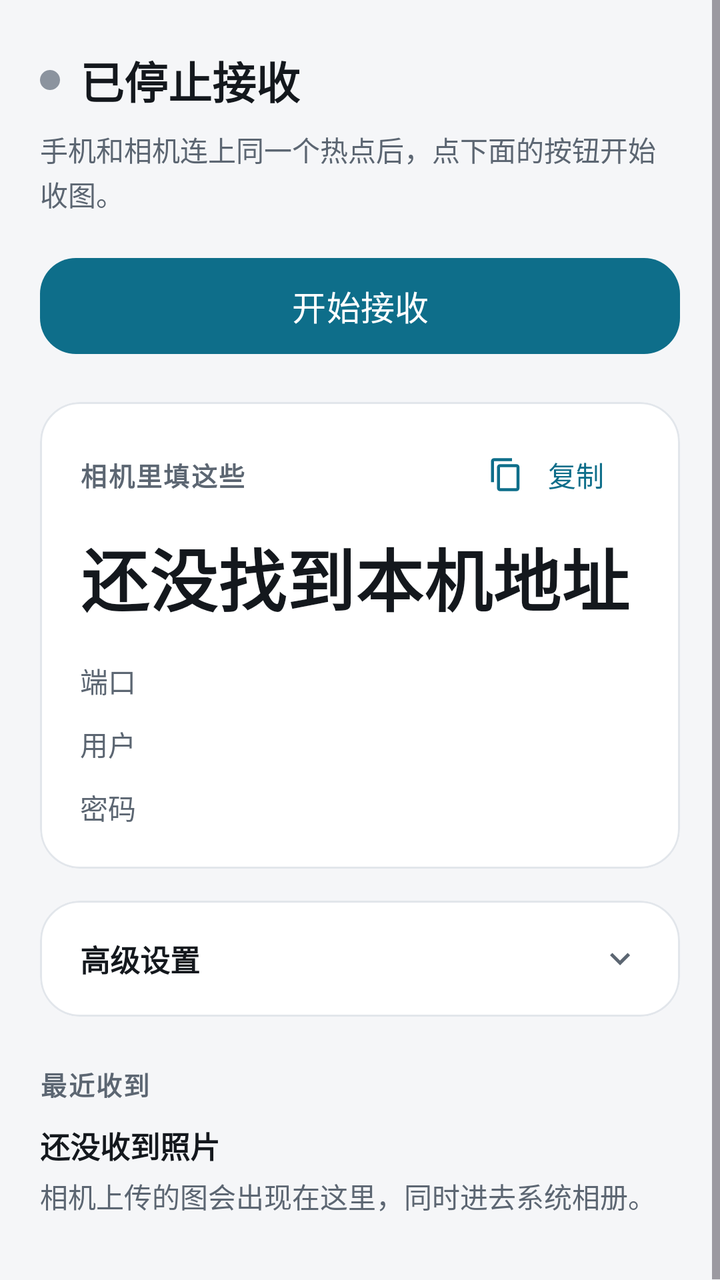
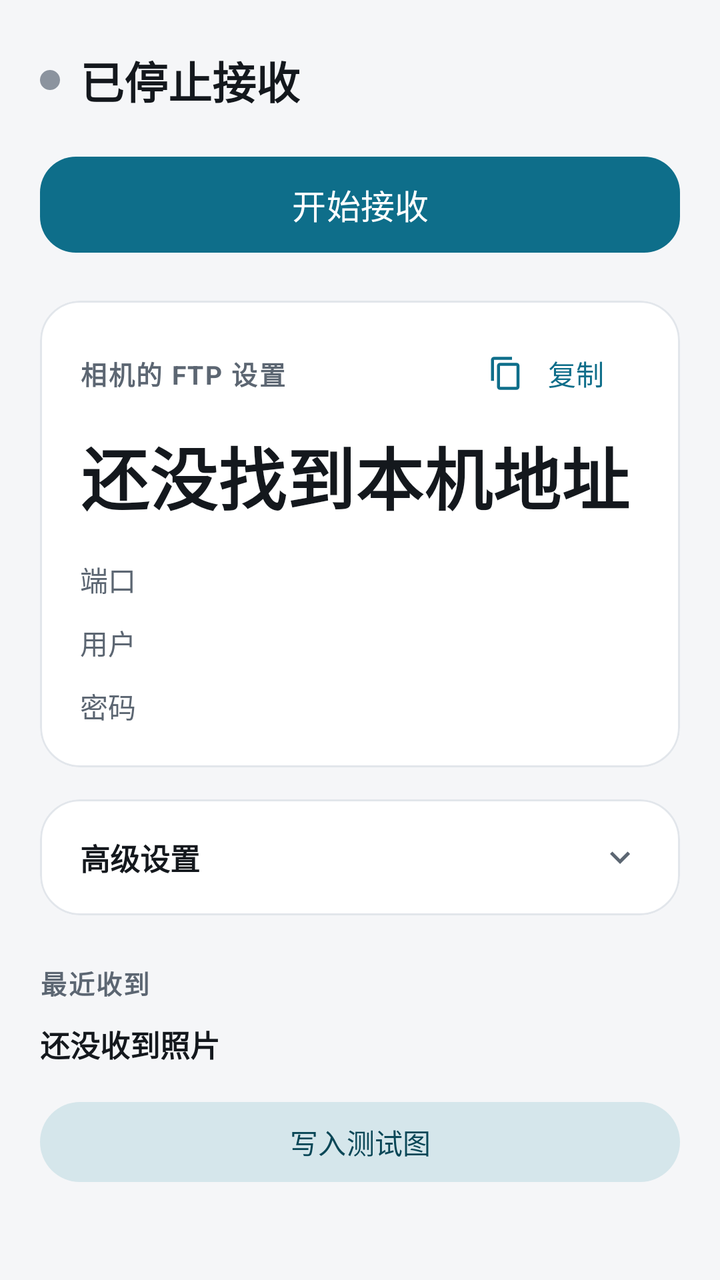

Compare the two renders of this Android layout. The source of the first and the diff that turns it into the second are given below.
<!-- AndroidManifest.xml: application theme Theme.CamFtp -->
<!-- res/layout/activity_main.xml -->
<?xml version="1.0" encoding="utf-8"?>
<ScrollView xmlns:android="http://schemas.android.com/apk/res/android"
    xmlns:app="http://schemas.android.com/apk/res-auto"
    android:layout_width="match_parent"
    android:layout_height="match_parent"
    android:background="?android:attr/colorBackground"
    android:fillViewport="true"
    android:fitsSystemWindows="true">

    <LinearLayout
        android:layout_width="match_parent"
        android:layout_height="wrap_content"
        android:orientation="vertical"
        android:paddingStart="20dp"
        android:paddingEnd="20dp"
        android:paddingBottom="32dp">

        
        <LinearLayout
            android:layout_width="match_parent"
            android:layout_height="wrap_content"
            android:layout_marginTop="24dp"
            android:gravity="center_vertical"
            android:orientation="horizontal">

            <View
                android:id="@+id/statusDot"
                android:layout_width="10dp"
                android:layout_height="10dp"
                android:background="@drawable/dot"
                android:backgroundTint="@color/cam_status_off" />

            <TextView
                android:id="@+id/statusText"
                android:layout_width="wrap_content"
                android:layout_height="wrap_content"
                android:layout_marginStart="10dp"
                android:text="@string/status_stopped"
                android:textColor="?attr/colorOnSurface"
                android:textSize="22sp"
                android:textStyle="bold" />
        </LinearLayout>

        <TextView
            android:id="@+id/statusDetail"
            android:layout_width="match_parent"
            android:layout_height="wrap_content"
            android:layout_marginTop="8dp"
            android:lineSpacingExtra="2dp"
            android:text="@string/status_stopped_detail"
            android:textColor="?attr/colorOnSurfaceVariant"
            android:textSize="14sp" />

        <com.google.android.material.button.MaterialButton
            android:id="@+id/toggleButton"
            android:layout_width="match_parent"
            android:layout_height="56dp"
            android:layout_marginTop="18dp"
            android:text="@string/start"
            android:textSize="17sp"
            app:cornerRadius="18dp" />

        
        <com.google.android.material.card.MaterialCardView
            style="?attr/materialCardViewOutlinedStyle"
            android:layout_width="match_parent"
            android:layout_height="wrap_content"
            android:layout_marginTop="20dp"
            app:cardCornerRadius="20dp">

            <LinearLayout
                android:layout_width="match_parent"
                android:layout_height="wrap_content"
                android:orientation="vertical"
                android:padding="20dp">

                <LinearLayout
                    android:layout_width="match_parent"
                    android:layout_height="wrap_content"
                    android:gravity="center_vertical"
                    android:orientation="horizontal">

                    <TextView
                        android:layout_width="0dp"
                        android:layout_height="wrap_content"
                        android:layout_weight="1"
                        android:letterSpacing="0.06"
                        android:text="@string/section_camera_title"
                        android:textColor="?attr/colorOnSurfaceVariant"
                        android:textSize="13sp"
                        android:textStyle="bold" />

                    <com.google.android.material.button.MaterialButton
                        android:id="@+id/copyButton"
                        style="?attr/borderlessButtonStyle"
                        android:layout_width="wrap_content"
                        android:layout_height="wrap_content"
                        android:insetBottom="0dp"
                        android:insetTop="0dp"
                        android:minHeight="0dp"
                        android:text="@string/copy"
                        android:textSize="14sp"
                        app:icon="@drawable/ic_copy"
                        app:iconPadding="6dp"
                        app:iconSize="18dp" />
                </LinearLayout>

                
                <LinearLayout
                    android:id="@+id/readingBlock"
                    android:layout_width="match_parent"
                    android:layout_height="wrap_content"
                    android:orientation="vertical">

                    <LinearLayout
                        android:layout_width="match_parent"
                        android:layout_height="wrap_content"
                        android:layout_marginTop="10dp"
                        android:gravity="bottom"
                        android:orientation="horizontal">

                        <TextView
                            android:id="@+id/addressValue"
                            android:layout_width="wrap_content"
                            android:layout_height="wrap_content"
                            android:fontFamily="monospace"
                            android:letterSpacing="0.01"
                            android:text="@string/camera_no_ip"
                            android:textColor="?attr/colorOnSurface"
                            android:textSize="34sp"
                            android:textStyle="bold" />

                        <TextView
                            android:id="@+id/hotspotTag"
                            android:layout_width="wrap_content"
                            android:layout_height="wrap_content"
                            android:layout_marginStart="8dp"
                            android:paddingBottom="4dp"
                            android:text="@string/ip_hotspot_tag"
                            android:textColor="?attr/colorPrimary"
                            android:textSize="13sp"
                            android:textStyle="bold"
                            android:visibility="gone" />
                    </LinearLayout>

                    <LinearLayout
                        android:layout_width="match_parent"
                        android:layout_height="wrap_content"
                        android:layout_marginTop="16dp"
                        android:orientation="horizontal">

                        <TextView
                            android:layout_width="56dp"
                            android:layout_height="wrap_content"
                            android:text="@string/field_port"
                            android:textColor="?attr/colorOnSurfaceVariant"
                            android:textSize="14sp" />

                        <TextView
                            android:id="@+id/portValue"
                            android:layout_width="0dp"
                            android:layout_height="wrap_content"
                            android:layout_weight="1"
                            android:fontFamily="monospace"
                            android:textColor="?attr/colorOnSurface"
                            android:textSize="16sp"
                            android:textStyle="bold" />
                    </LinearLayout>

                    <LinearLayout
                        android:id="@+id/userRow"
                        android:layout_width="match_parent"
                        android:layout_height="wrap_content"
                        android:layout_marginTop="10dp"
                        android:orientation="horizontal">

                        <TextView
                            android:layout_width="56dp"
                            android:layout_height="wrap_content"
                            android:text="@string/field_user"
                            android:textColor="?attr/colorOnSurfaceVariant"
                            android:textSize="14sp" />

                        <TextView
                            android:id="@+id/userValue"
                            android:layout_width="0dp"
                            android:layout_height="wrap_content"
                            android:layout_weight="1"
                            android:fontFamily="monospace"
                            android:textColor="?attr/colorOnSurface"
                            android:textSize="16sp"
                            android:textStyle="bold" />
                    </LinearLayout>

                    <LinearLayout
                        android:id="@+id/passwordRow"
                        android:layout_width="match_parent"
                        android:layout_height="wrap_content"
                        android:layout_marginTop="10dp"
                        android:orientation="horizontal">

                        <TextView
                            android:layout_width="56dp"
                            android:layout_height="wrap_content"
                            android:text="@string/field_password"
                            android:textColor="?attr/colorOnSurfaceVariant"
                            android:textSize="14sp" />

                        <TextView
                            android:id="@+id/passwordValue"
                            android:layout_width="0dp"
                            android:layout_height="wrap_content"
                            android:layout_weight="1"
                            android:fontFamily="monospace"
                            android:textColor="?attr/colorOnSurface"
                            android:textSize="16sp"
                            android:textStyle="bold" />
                    </LinearLayout>

                    <TextView
                        android:id="@+id/anonymousNote"
                        android:layout_width="match_parent"
                        android:layout_height="wrap_content"
                        android:layout_marginTop="16dp"
                        android:lineSpacingExtra="2dp"
                        android:text="@string/camera_anonymous_note"
                        android:textColor="?attr/colorOnSurfaceVariant"
                        android:textSize="14sp"
                        android:visibility="gone" />
                </LinearLayout>

                
                <LinearLayout
                    android:id="@+id/noIpBlock"
                    android:layout_width="match_parent"
                    android:layout_height="wrap_content"
                    android:orientation="vertical"
                    android:visibility="gone">

                    <TextView
                        android:layout_width="match_parent"
                        android:layout_height="wrap_content"
                        android:layout_marginTop="12dp"
                        android:text="@string/camera_no_ip"
                        android:textColor="?attr/colorOnSurface"
                        android:textSize="20sp"
                        android:textStyle="bold" />

                    <TextView
                        android:layout_width="match_parent"
                        android:layout_height="wrap_content"
                        android:layout_marginTop="6dp"
                        android:lineSpacingExtra="2dp"
                        android:text="@string/camera_no_ip_detail"
                        android:textColor="?attr/colorOnSurfaceVariant"
                        android:textSize="14sp" />
                </LinearLayout>

                <TextView
                    android:id="@+id/cameraAdvice"
                    android:layout_width="match_parent"
                    android:layout_height="wrap_content"
                    android:layout_marginTop="16dp"
                    android:lineSpacingExtra="2dp"
                    android:text="@string/camera_not_hotspot"
                    android:textColor="?attr/colorOnSurfaceVariant"
                    android:textSize="14sp"
                    android:visibility="gone" />

                <com.google.android.material.button.MaterialButton
                    android:id="@+id/hotspotButton"
                    style="@style/Widget.Material3.Button.TonalButton"
                    android:layout_width="match_parent"
                    android:layout_height="wrap_content"
                    android:layout_marginTop="16dp"
                    android:text="@string/open_hotspot"
                    android:visibility="gone" />
            </LinearLayout>
        </com.google.android.material.card.MaterialCardView>

        
        <com.google.android.material.card.MaterialCardView
            style="?attr/materialCardViewOutlinedStyle"
            android:layout_width="match_parent"
            android:layout_height="wrap_content"
            android:layout_marginTop="16dp"
            app:cardCornerRadius="20dp">

            <LinearLayout
                android:layout_width="match_parent"
                android:layout_height="wrap_content"
                android:orientation="vertical">

                <LinearLayout
                    android:id="@+id/advancedHeader"
                    android:layout_width="match_parent"
                    android:layout_height="wrap_content"
                    android:background="?attr/selectableItemBackground"
                    android:clickable="true"
                    android:focusable="true"
                    android:gravity="center_vertical"
                    android:orientation="horizontal"
                    android:paddingStart="20dp"
                    android:paddingTop="18dp"
                    android:paddingEnd="20dp"
                    android:paddingBottom="18dp">

                    <TextView
                        android:layout_width="0dp"
                        android:layout_height="wrap_content"
                        android:layout_weight="1"
                        android:text="@string/section_advanced"
                        android:textColor="?attr/colorOnSurface"
                        android:textSize="15sp"
                        android:textStyle="bold" />

                    <ImageView
                        android:id="@+id/advancedChevron"
                        android:layout_width="20dp"
                        android:layout_height="20dp"
                        android:contentDescription="@string/section_advanced"
                        android:src="@drawable/ic_chevron_down"
                        app:tint="?attr/colorOnSurfaceVariant" />
                </LinearLayout>

                <LinearLayout
                    android:id="@+id/advancedBody"
                    android:layout_width="match_parent"
                    android:layout_height="wrap_content"
                    android:orientation="vertical"
                    android:paddingStart="20dp"
                    android:paddingEnd="20dp"
                    android:paddingBottom="20dp"
                    android:visibility="gone">

                    <com.google.android.material.textfield.TextInputLayout
                        android:id="@+id/portField"
                        style="@style/Widget.Material3.TextInputLayout.OutlinedBox"
                        android:layout_width="match_parent"
                        android:layout_height="wrap_content"
                        android:hint="@string/label_port">

                        <com.google.android.material.textfield.TextInputEditText
                            android:id="@+id/portInput"
                            android:layout_width="match_parent"
                            android:layout_height="wrap_content"
                            android:importantForAutofill="no"
                            android:inputType="number" />
                    </com.google.android.material.textfield.TextInputLayout>

                    <com.google.android.material.textfield.TextInputLayout
                        android:id="@+id/passiveField"
                        style="@style/Widget.Material3.TextInputLayout.OutlinedBox"
                        android:layout_width="match_parent"
                        android:layout_height="wrap_content"
                        android:layout_marginTop="14dp"
                        android:hint="@string/label_passive">

                        <com.google.android.material.textfield.TextInputEditText
                            android:id="@+id/passiveInput"
                            android:layout_width="match_parent"
                            android:layout_height="wrap_content"
                            android:importantForAutofill="no"
                            android:inputType="text" />
                    </com.google.android.material.textfield.TextInputLayout>

                    <com.google.android.material.textfield.TextInputLayout
                        android:id="@+id/folderField"
                        style="@style/Widget.Material3.TextInputLayout.OutlinedBox"
                        android:layout_width="match_parent"
                        android:layout_height="wrap_content"
                        android:layout_marginTop="14dp"
                        android:hint="@string/label_folder">

                        <com.google.android.material.textfield.TextInputEditText
                            android:id="@+id/folderInput"
                            android:layout_width="match_parent"
                            android:layout_height="wrap_content"
                            android:importantForAutofill="no"
                            android:inputType="text" />
                    </com.google.android.material.textfield.TextInputLayout>

                    <com.google.android.material.materialswitch.MaterialSwitch
                        android:id="@+id/anonymousSwitch"
                        android:layout_width="match_parent"
                        android:layout_height="wrap_content"
                        android:layout_marginTop="18dp"
                        android:text="@string/label_anonymous" />

                    <com.google.android.material.textfield.TextInputLayout
                        android:id="@+id/userField"
                        style="@style/Widget.Material3.TextInputLayout.OutlinedBox"
                        android:layout_width="match_parent"
                        android:layout_height="wrap_content"
                        android:layout_marginTop="14dp"
                        android:hint="@string/label_user">

                        <com.google.android.material.textfield.TextInputEditText
                            android:id="@+id/userInput"
                            android:layout_width="match_parent"
                            android:layout_height="wrap_content"
                            android:importantForAutofill="no"
                            android:inputType="text" />
                    </com.google.android.material.textfield.TextInputLayout>

                    <com.google.android.material.textfield.TextInputLayout
                        android:id="@+id/passwordField"
                        style="@style/Widget.Material3.TextInputLayout.OutlinedBox"
                        android:layout_width="match_parent"
                        android:layout_height="wrap_content"
                        android:layout_marginTop="14dp"
                        android:hint="@string/label_password">

                        <com.google.android.material.textfield.TextInputEditText
                            android:id="@+id/passwordInput"
                            android:layout_width="match_parent"
                            android:layout_height="wrap_content"
                            android:importantForAutofill="no"
                            android:inputType="text" />
                    </com.google.android.material.textfield.TextInputLayout>

                    <com.google.android.material.button.MaterialButton
                        android:id="@+id/saveButton"
                        android:layout_width="match_parent"
                        android:layout_height="wrap_content"
                        android:layout_marginTop="20dp"
                        android:text="@string/save" />

                    <com.google.android.material.button.MaterialButton
                        android:id="@+id/selfTestButton"
                        style="?attr/borderlessButtonStyle"
                        android:layout_width="wrap_content"
                        android:layout_height="wrap_content"
                        android:layout_gravity="center_horizontal"
                        android:layout_marginTop="6dp"
                        android:text="@string/self_test" />
                </LinearLayout>
            </LinearLayout>
        </com.google.android.material.card.MaterialCardView>

        
        <TextView
            android:layout_width="match_parent"
            android:layout_height="wrap_content"
            android:layout_marginTop="24dp"
            android:letterSpacing="0.06"
            android:text="@string/section_events_title"
            android:textColor="?attr/colorOnSurfaceVariant"
            android:textSize="13sp"
            android:textStyle="bold" />

        <TextView
            android:id="@+id/eventEmpty"
            android:layout_width="match_parent"
            android:layout_height="wrap_content"
            android:layout_marginTop="10dp"
            android:text="@string/event_none"
            android:textColor="?attr/colorOnSurface"
            android:textSize="15sp"
            android:textStyle="bold" />

        <TextView
            android:id="@+id/eventEmptyDetail"
            android:layout_width="match_parent"
            android:layout_height="wrap_content"
            android:layout_marginTop="4dp"
            android:lineSpacingExtra="2dp"
            android:text="@string/event_none_detail"
            android:textColor="?attr/colorOnSurfaceVariant"
            android:textSize="14sp" />

        <TextView
            android:id="@+id/eventList"
            android:layout_width="match_parent"
            android:layout_height="wrap_content"
            android:layout_marginTop="10dp"
            android:fontFamily="monospace"
            android:lineSpacingExtra="6dp"
            android:textSize="13sp"
            android:visibility="gone" />
    </LinearLayout>
</ScrollView>
<!-- resources referenced by this layout -->
<resources>
  <color name="cam_status_off">#8B939E</color>
  <!-- drawable dot (drawable) -->
  <?xml version="1.0" encoding="utf-8"?>
  <shape xmlns:android="http://schemas.android.com/apk/res/android"
      android:shape="oval">
      <solid android:color="@color/cam_status_off" />
  </shape>
  <!-- drawable ic_chevron_down (drawable) -->
  <vector xmlns:android="http://schemas.android.com/apk/res/android"
      android:width="24dp"
      android:height="24dp"
      android:viewportWidth="24"
      android:viewportHeight="24">
      <path
          android:fillColor="#FFFFFFFF"
          android:pathData="M7.41,8.59L12,13.17l4.59,-4.58L18,10l-6,6 -6,-6z" />
  </vector>
  <!-- drawable ic_copy (drawable) -->
  <vector xmlns:android="http://schemas.android.com/apk/res/android"
      android:width="24dp"
      android:height="24dp"
      android:viewportWidth="24"
      android:viewportHeight="24">
      <path
          android:fillColor="#FFFFFFFF"
          android:pathData="M16,1H4C2.9,1 2,1.9 2,3v14h2V3h12V1zM19,5H8C6.9,5 6,5.9 6,7v14c0,1.1 0.9,2 2,2h11c1.1,0 2,-0.9 2,-2V7C21,5.9 20.1,5 19,5zM19,21H8V7h11V21z" />
  </vector>
  <string name="camera_anonymous_note">相机侧打开「匿名登录」，用户名和密码留空。</string>
  <string name="camera_no_ip">还没找到本机地址</string>
  <string name="camera_no_ip_detail">相机要连手机热点，先打开热点再回到这里。</string>
  <string name="camera_not_hotspot">没检测到热点地址 —— 相机得连手机热点才收得到。</string>
  <string name="copy">复制</string>
  <string name="event_none">还没收到照片</string>
  <string name="event_none_detail">相机上传的图会出现在这里，同时进去系统相册。</string>
  <string name="field_password">密码</string>
  <string name="field_port">端口</string>
  <string name="field_user">用户</string>
  <string name="ip_hotspot_tag">热点</string>
  <string name="label_anonymous">允许匿名登录（相机侧要开「匿名登录」）</string>
  <string name="label_folder">相册目录名</string>
  <string name="label_passive">被动端口范围（如 32768-61000）</string>
  <string name="label_password">密码</string>
  <string name="label_port">控制端口</string>
  <string name="label_user">用户名</string>
  <string name="open_hotspot">打开热点设置</string>
  <string name="save">保存</string>
  <string name="section_advanced">高级设置</string>
  <string name="section_camera_title">相机里填这些</string>
  <string name="section_events_title">最近收到</string>
  <string name="self_test">写一张测试图到相册</string>
  <string name="start">开始接收</string>
  <string name="status_stopped">已停止接收</string>
  <string name="status_stopped_detail">手机和相机连上同一个热点后，点下面的按钮开始收图。</string>
  <color name="cam_primary">#0E6E8A</color>
  <color name="cam_on_primary">#FFFFFF</color>
  <color name="cam_secondary_container">#D5E6EB</color>
  <color name="cam_on_secondary_container">#0A4757</color>
  <color name="cam_background">#F5F6F8</color>
  <color name="cam_on_background">#14181D</color>
  <color name="cam_surface">#FFFFFF</color>
  <color name="cam_on_surface">#14181D</color>
  <color name="cam_surface_variant">#ECEFF2</color>
  <color name="cam_on_surface_variant">#5C6672</color>
  <color name="cam_surface_container">#ECEFF2</color>
  <color name="cam_surface_container_high">#E5E9ED</color>
  <color name="cam_outline">#BFC7CF</color>
  <color name="cam_outline_variant">#E2E6EB</color>
  <color name="cam_inverse_surface">#1B2229</color>
  <color name="cam_inverse_on_surface">#EEF2F5</color>
  <color name="cam_inverse_primary">#8FD9EF</color>
  <!-- unchanged entries left out for length: 1 -->
</resources>

<!-- the commit's change to res/layout/activity_main.xml (unified diff, before → after) -->
@@ -47,9 +47,9 @@
             android:layout_height="wrap_content"
             android:layout_marginTop="8dp"
             android:lineSpacingExtra="2dp"
-            android:text="@string/status_stopped_detail"
             android:textColor="?attr/colorOnSurfaceVariant"
-            android:textSize="14sp" />
+            android:textSize="14sp"
+            android:visibility="gone" />
 
         <com.google.android.material.button.MaterialButton
             android:id="@+id/toggleButton"
@@ -425,15 +425,6 @@
                         android:layout_height="wrap_content"
                         android:layout_marginTop="20dp"
                         android:text="@string/save" />
-
-                    <com.google.android.material.button.MaterialButton
-                        android:id="@+id/selfTestButton"
-                        style="?attr/borderlessButtonStyle"
-                        android:layout_width="wrap_content"
-                        android:layout_height="wrap_content"
-                        android:layout_gravity="center_horizontal"
-                        android:layout_marginTop="6dp"
-                        android:text="@string/self_test" />
                 </LinearLayout>
             </LinearLayout>
         </com.google.android.material.card.MaterialCardView>
@@ -460,16 +451,6 @@
             android:textStyle="bold" />
 
         <TextView
-            android:id="@+id/eventEmptyDetail"
-            android:layout_width="match_parent"
-            android:layout_height="wrap_content"
-            android:layout_marginTop="4dp"
-            android:lineSpacingExtra="2dp"
-            android:text="@string/event_none_detail"
-            android:textColor="?attr/colorOnSurfaceVariant"
-            android:textSize="14sp" />
-
-        <TextView
             android:id="@+id/eventList"
             android:layout_width="match_parent"
             android:layout_height="wrap_content"
@@ -478,5 +459,14 @@
             android:lineSpacingExtra="6dp"
             android:textSize="13sp"
             android:visibility="gone" />
+
+        
+        <com.google.android.material.button.MaterialButton
+            android:id="@+id/selfTestButton"
+            style="@style/Widget.Material3.Button.TonalButton"
+            android:layout_width="match_parent"
+            android:layout_height="wrap_content"
+            android:layout_marginTop="14dp"
+            android:text="@string/self_test" />
     </LinearLayout>
 </ScrollView>
<!-- resource entries referenced after the edit -->
@@ -27,18 +27,17 @@
           android:fillColor="#FFFFFFFF"
           android:pathData="M16,1H4C2.9,1 2,1.9 2,3v14h2V3h12V1zM19,5H8C6.9,5 6,5.9 6,7v14c0,1.1 0.9,2 2,2h11c1.1,0 2,-0.9 2,-2V7C21,5.9 20.1,5 19,5zM19,21H8V7h11V21z" />
   </vector>
-  <string name="camera_anonymous_note">相机侧打开「匿名登录」，用户名和密码留空。</string>
+  <string name="camera_anonymous_note">相机上也选匿名登录，账号密码留空</string>
   <string name="camera_no_ip">还没找到本机地址</string>
-  <string name="camera_no_ip_detail">相机要连手机热点，先打开热点再回到这里。</string>
-  <string name="camera_not_hotspot">没检测到热点地址 —— 相机得连手机热点才收得到。</string>
+  <string name="camera_no_ip_detail">先打开手机热点</string>
+  <string name="camera_not_hotspot">当前不是热点网络，相机连不上</string>
   <string name="copy">复制</string>
   <string name="event_none">还没收到照片</string>
-  <string name="event_none_detail">相机上传的图会出现在这里，同时进去系统相册。</string>
   <string name="field_password">密码</string>
   <string name="field_port">端口</string>
   <string name="field_user">用户</string>
   <string name="ip_hotspot_tag">热点</string>
-  <string name="label_anonymous">允许匿名登录（相机侧要开「匿名登录」）</string>
+  <string name="label_anonymous">允许匿名登录</string>
   <string name="label_folder">相册目录名</string>
   <string name="label_passive">被动端口范围（如 32768-61000）</string>
   <string name="label_password">密码</string>
@@ -47,12 +46,11 @@
   <string name="open_hotspot">打开热点设置</string>
   <string name="save">保存</string>
   <string name="section_advanced">高级设置</string>
-  <string name="section_camera_title">相机里填这些</string>
+  <string name="section_camera_title">相机的 FTP 设置</string>
   <string name="section_events_title">最近收到</string>
-  <string name="self_test">写一张测试图到相册</string>
+  <string name="self_test">写入测试图</string>
   <string name="start">开始接收</string>
   <string name="status_stopped">已停止接收</string>
-  <string name="status_stopped_detail">手机和相机连上同一个热点后，点下面的按钮开始收图。</string>
   <color name="cam_primary">#0E6E8A</color>
   <color name="cam_on_primary">#FFFFFF</color>
   <color name="cam_secondary_container">#D5E6EB</color>
